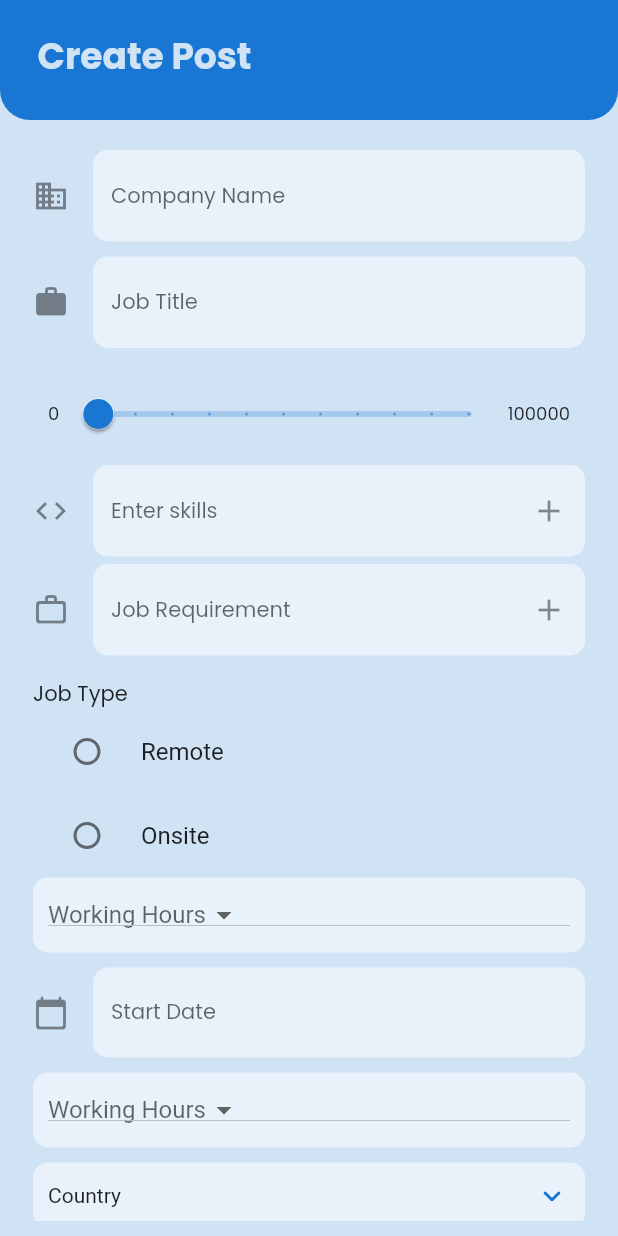
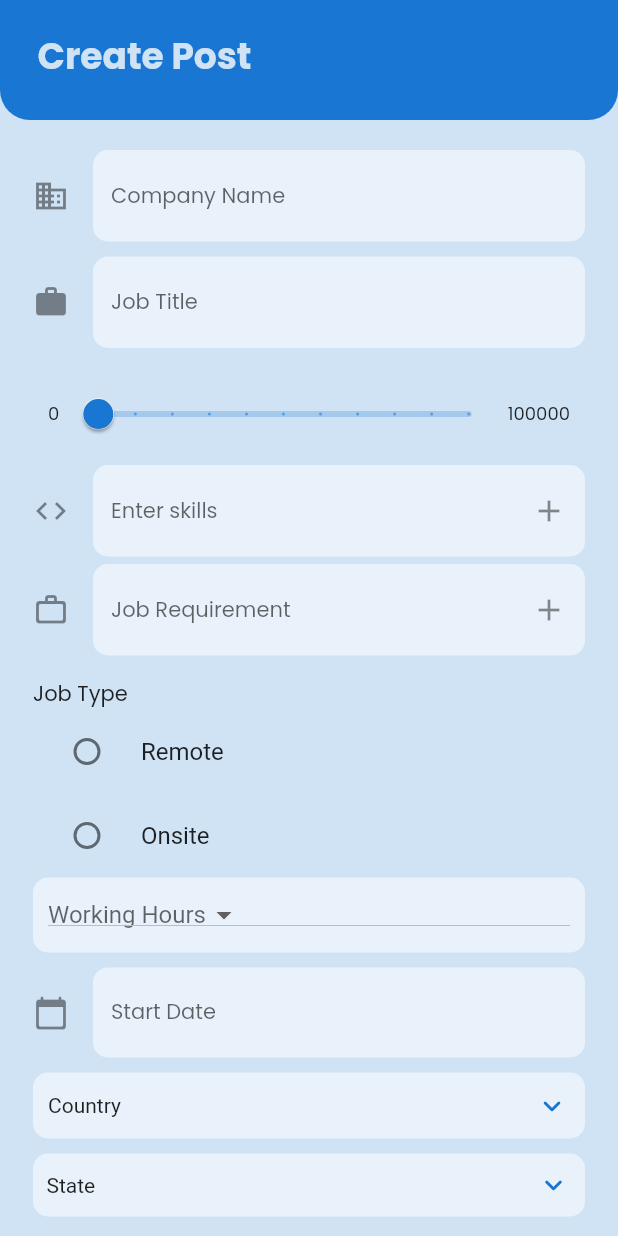
Before and after one commit to The-Blue-BIT-Hackathon/26_SPD, a Flutter app: the CreatePost screen opened directly, on a phone screen of 412 x 824 dp. Run offline on Flutter 3.47's test engine with Material 2 defaults, Android fonts, the phone set to English and light mode, and no system bars; drawn by our look-alikes of csc_picker; our stand-ins replace file_picker, firebase_auth, firebase_core, firebase_storage, flutter_feather_icons, google_fonts and 5 more; missing offline and left inert: pluto_menu_bar; accounts and stored records are empty; project files that could hold a hidden picture were left out.

Commit message:
Add Post Done

```diff
--- a/lib/UI/Screens/Company/CreatePostScreen.dart
+++ b/lib/UI/Screens/Company/CreatePostScreen.dart
@@ -29,7 +29,7 @@ class _CreatePostState extends State<CreatePost> {
   int _counter = 1;
   var _hours;
 
-  List<String> _tags = [];
+  List<dynamic> _tags = [];
 
   final _cnameController = TextEditingController();
   final _salaryController = TextEditingController();
@@ -87,6 +87,10 @@ class _CreatePostState extends State<CreatePost> {
   }
 
   Future createPost() async {
+    List<dynamic> resp = [];
+    _controllers.forEach((element) {
+      resp.add(element.text);
+    });
     var ls = "", hs = "";
     if (_currentRangeValues.start.toString().length == 6) {
       ls = '${_currentRangeValues.start.toString().substring(0, 1)}K';
@@ -118,8 +122,8 @@ class _CreatePostState extends State<CreatePost> {
       duration: duration,
       location: location,
       workinghrs: _hours,
-      responsibility: [],
-      skills: [],
+      responsibility: resp,
+      skills: _tags,
       cname: cname,
     );
     await Provider.of<PostProvider>(context, listen: false).createPost(p);
@@ -237,7 +241,7 @@ class _CreatePostState extends State<CreatePost> {
                           borderSide: BorderSide.none,
                         ),
                         suffixIcon: IconButton(
-                          icon: Icon(Icons.add),
+                          icon: const Icon(Icons.add),
                           onPressed: () {
                             setState(() {
                               _tags.add(_skillsController.text);
@@ -249,23 +253,6 @@ class _CreatePostState extends State<CreatePost> {
                     ),
                   ],
                 ),
-                // const SizedBox(height: 10),
-                // TextField(
-                //   controller: _skillsController,
-                //   keyboardType: TextInputType.name,
-                //   decoration: InputDecoration(
-                //     hintText: "Skills required",
-                //     hintStyle: kTextPopR14,
-                //     icon: const Icon(Icons.code),
-                //     filled: true,
-                //     fillColor: kbgColor,
-                //     border: OutlineInputBorder(
-                //       borderRadius: BorderRadius.circular(10),
-                //       borderSide: BorderSide.none,
-                //     ),
-                //   ),
-                //   textInputAction: TextInputAction.next,
-                // ),
                 const SizedBox(width: 10),
                 Column(
                   children: [
@@ -273,7 +260,7 @@ class _CreatePostState extends State<CreatePost> {
                       Padding(
                         padding: const EdgeInsets.symmetric(vertical: 5.0),
                         child: TextField(
-                          controller: _responsibilityController,
+                          controller: _controllers[i],
                           keyboardType: TextInputType.name,
                           decoration: InputDecoration(
                             hintText: "Job Requirement",
@@ -282,7 +269,7 @@ class _CreatePostState extends State<CreatePost> {
                             filled: true,
                             fillColor: kbgColor,
                             suffixIcon: IconButton(
-                              icon: Icon(Icons.add),
+                              icon: const Icon(Icons.add),
                               onPressed: () {
                                 setState(() {
                                   _addTextField();
@@ -310,8 +297,8 @@ class _CreatePostState extends State<CreatePost> {
                     ),
                     RadioListTile(
                       activeColor: kprimaryColor,
-                      title: Text('Remote'),
-                      value: 'remote',
+                      title: const Text('Remote'),
+                      value: 'Remote',
                       groupValue: _selectedLocation,
                       onChanged: (value) {
                         setState(() {
@@ -321,8 +308,8 @@ class _CreatePostState extends State<CreatePost> {
                     ),
                     RadioListTile(
                       activeColor: kprimaryColor,
-                      title: Text('Onsite'),
-                      value: 'onsite',
+                      title: const Text('Onsite'),
+                      value: 'Onsite',
                       groupValue: _selectedLocation,
                       onChanged: (value) {
                         setState(() {
@@ -404,37 +391,6 @@ class _CreatePostState extends State<CreatePost> {
                         } else {}
                       }),
                 ),
-
-                const SizedBox(height: 10.0),
-                Container(
-                  padding: const EdgeInsets.all(10),
-                  width: double.infinity,
-                  height: 50.0,
-                  decoration: BoxDecoration(
-                    color: kbgColor,
-                    borderRadius: BorderRadius.circular(10.0),
-                  ),
-                  child: DropdownButton(
-                    hint: const Text('Working Hours'),
-                    value: _hours,
-                    items: ['2-3', '3-5', '5-7', '8-12'].map((size) {
-                      return DropdownMenuItem(
-                        value: size,
-                        child: Text(size),
-                        onTap: () {
-                          setState(() {
-                            _hours = size;
-                          });
-                        },
-                      );
-                    }).toList(),
-                    onChanged: (value) {
-                      setState(() {
-                        _workinghrsController.text = value.toString();
-                      });
-                    },
-                  ),
-                ),
                 const SizedBox(height: 10.0),
 
                 CSCPicker(
@@ -449,11 +405,16 @@ class _CreatePostState extends State<CreatePost> {
                       border: Border.all(color: kbgColor, width: 1)),
                   layout: Layout.vertical,
                   onCountryChanged: (country) {},
-                  onStateChanged: (state) {},
-                  onCityChanged: (city) {},
+                  onStateChanged: (state) {
+                    _stateController.text = state.toString();
+                  },
+                  onCityChanged: (city) {
+                    _cityController.text = city.toString();
+                  },
                 ),
                 const SizedBox(
                   width: 10.0,
+                  height: 20.0,
                 ),
                 ElevatedButton(
                     onPressed: createPost, child: const Text('Create Post')),
--- a/lib/UI/Screens/User/filtersScreen.dart
+++ b/lib/UI/Screens/User/filtersScreen.dart
@@ -1,10 +1,7 @@
 import 'package:csc_picker/csc_picker.dart';
 import 'package:flutter/material.dart';
-import 'package:khoj/UI/Screens/User/UHomeScreen.dart';
 import 'package:khoj/UI/Screens/User/Ubottombar.dart';
 import 'package:khoj/constants.dart';
-
-import '../../../models/filter.dart';
 
 class FiltersScreen extends StatefulWidget {
   static const routeName = '/filter_screen';
@@ -186,7 +183,7 @@ class FiltersScreenState extends State<FiltersScreen> {
                       _stateController.text = state.toString();
                     },
                     onCityChanged: (city) {
-                      _cityController.text = city.toString();
+                      _stateController.text = state.toString();
                     },
                   ),
                   Center(
```
